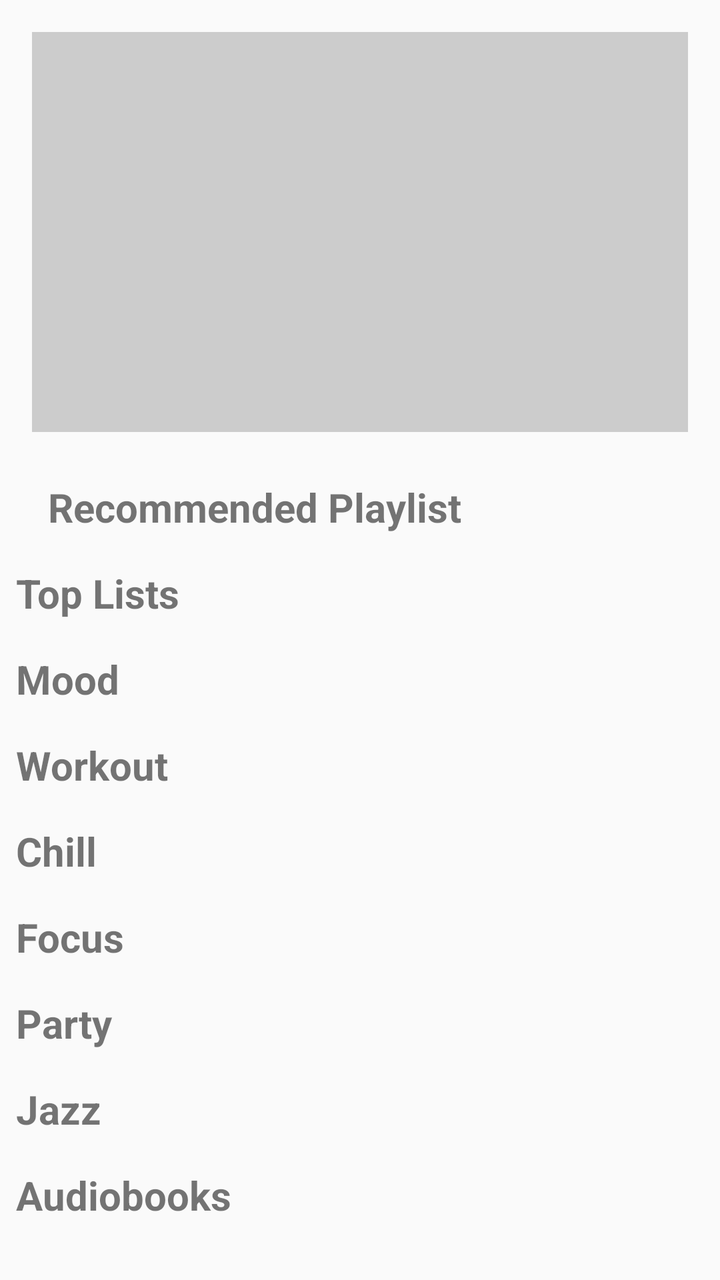
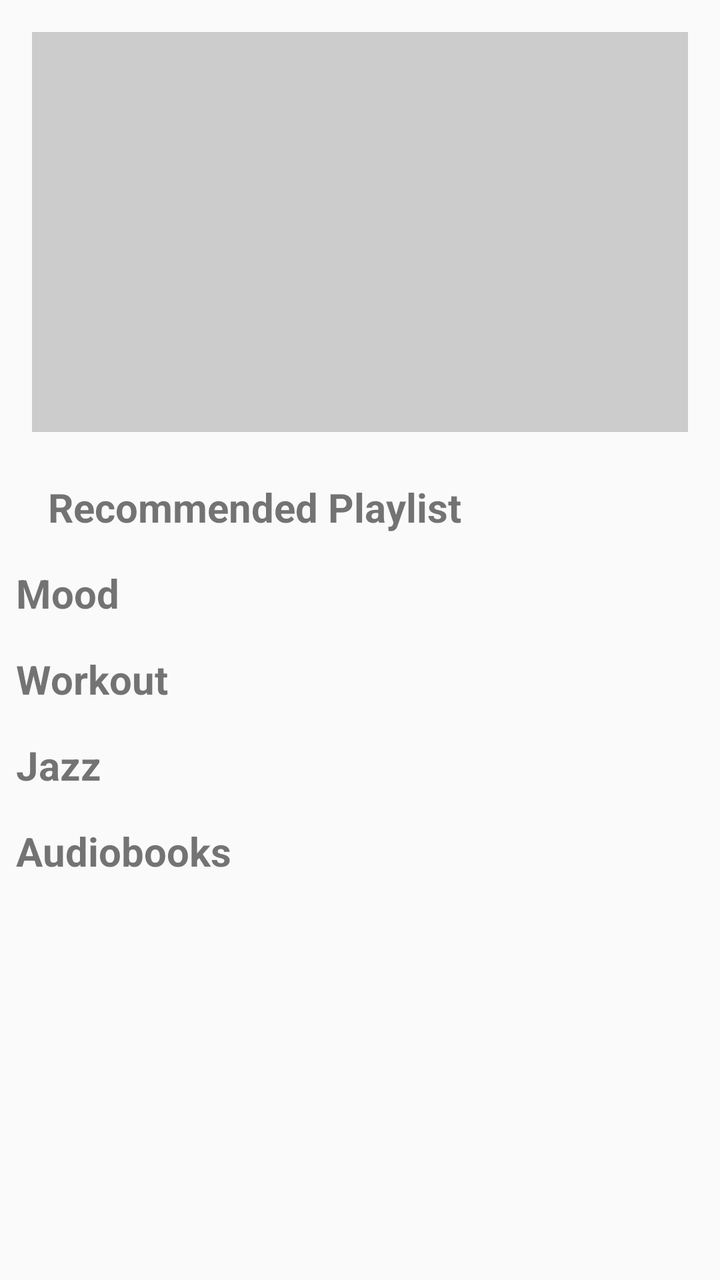

Screens rendered from an Android XML layout before and after an edit, with the pre-edit source and the edit as a unified diff.
<!-- AndroidManifest.xml: application theme Theme.ContextAwareMusicApp -->
<!-- res/layout/fragment_home.xml -->
<?xml version="1.0" encoding="utf-8"?>
<androidx.core.widget.NestedScrollView xmlns:android="http://schemas.android.com/apk/res/android"
    xmlns:app="http://schemas.android.com/apk/res-auto"
    xmlns:tools="http://schemas.android.com/tools"
    android:layout_width="match_parent"
    android:layout_height="match_parent"
    tools:context=".ui.home.HomeFragment">

    <LinearLayout
        android:layout_width="match_parent"
        android:layout_height="wrap_content"
        android:orientation="vertical">

        
        <ImageView
            android:id="@+id/recommended_playlist_cover"
            android:layout_width="match_parent"
            android:layout_height="200dp"
            android:layout_margin="16dp"
            android:scaleType="centerCrop"
            android:background="@drawable/placeholder_image" />

        <TextView
            android:id="@+id/recommended_playlist_title"
            android:layout_width="wrap_content"
            android:layout_height="wrap_content"
            android:layout_marginStart="16dp"
            android:text="Recommended Playlist"
            android:textSize="20sp"
            android:textStyle="bold"
            android:padding="8dp" />

        
        <TextView
            android:id="@+id/toplists_title"
            android:layout_width="wrap_content"
            android:layout_height="wrap_content"
            android:text="Top Lists"
            android:textSize="20sp"
            android:textStyle="bold"
            android:padding="8dp" />

        <androidx.recyclerview.widget.RecyclerView
            android:id="@+id/toplists_recycler_view"
            android:layout_width="match_parent"
            android:layout_height="wrap_content"
            android:orientation="horizontal" />

        
        <TextView
            android:id="@+id/mood_title"
            android:layout_width="wrap_content"
            android:layout_height="wrap_content"
            android:text="Mood"
            android:textSize="20sp"
            android:textStyle="bold"
            android:padding="8dp" />

        <androidx.recyclerview.widget.RecyclerView
            android:id="@+id/mood_recycler_view"
            android:layout_width="match_parent"
            android:layout_height="wrap_content"
            android:orientation="horizontal" />

        
        <TextView
            android:id="@+id/workout_title"
            android:layout_width="wrap_content"
            android:layout_height="wrap_content"
            android:text="Workout"
            android:textSize="20sp"
            android:textStyle="bold"
            android:padding="8dp" />

        <androidx.recyclerview.widget.RecyclerView
            android:id="@+id/workout_recycler_view"
            android:layout_width="match_parent"
            android:layout_height="wrap_content"
            android:orientation="horizontal" />

        
        <TextView
            android:id="@+id/chill_title"
            android:layout_width="wrap_content"
            android:layout_height="wrap_content"
            android:text="Chill"
            android:textSize="20sp"
            android:textStyle="bold"
            android:padding="8dp" />

        <androidx.recyclerview.widget.RecyclerView
            android:id="@+id/chill_recycler_view"
            android:layout_width="match_parent"
            android:layout_height="wrap_content"
            android:orientation="horizontal" />

        
        <TextView
            android:id="@+id/focus_title"
            android:layout_width="wrap_content"
            android:layout_height="wrap_content"
            android:text="Focus"
            android:textSize="20sp"
            android:textStyle="bold"
            android:padding="8dp" />

        <androidx.recyclerview.widget.RecyclerView
            android:id="@+id/focus_recycler_view"
            android:layout_width="match_parent"
            android:layout_height="wrap_content"
            android:orientation="horizontal" />

        
        <TextView
            android:id="@+id/party_title"
            android:layout_width="wrap_content"
            android:layout_height="wrap_content"
            android:text="Party"
            android:textSize="20sp"
            android:textStyle="bold"
            android:padding="8dp" />

        <androidx.recyclerview.widget.RecyclerView
            android:id="@+id/party_recycler_view"
            android:layout_width="match_parent"
            android:layout_height="wrap_content"
            android:orientation="horizontal" />

        
        <TextView
            android:id="@+id/jazz_title"
            android:layout_width="wrap_content"
            android:layout_height="wrap_content"
            android:text="Jazz"
            android:textSize="20sp"
            android:textStyle="bold"
            android:padding="8dp" />

        <androidx.recyclerview.widget.RecyclerView
            android:id="@+id/jazz_recycler_view"
            android:layout_width="match_parent"
            android:layout_height="wrap_content"
            android:orientation="horizontal" />

        
        <TextView
            android:id="@+id/audiobooks_title"
            android:layout_width="wrap_content"
            android:layout_height="wrap_content"
            android:text="Audiobooks"
            android:textSize="20sp"
            android:textStyle="bold"
            android:padding="8dp" />

        
        <androidx.recyclerview.widget.RecyclerView
            android:id="@+id/audiobooks_recycler_view"
            android:layout_width="match_parent"
            android:layout_height="wrap_content"
            android:orientation="horizontal" />
    </LinearLayout>
</androidx.core.widget.NestedScrollView>
<!-- resources referenced by this layout -->
<resources>
  <!-- drawable placeholder_image (drawable) -->
  <?xml version="1.0" encoding="utf-8"?>
  <shape xmlns:android="http://schemas.android.com/apk/res/android" android:shape="rectangle">
      <solid android:color="#CCCCCC" />
      <size android:width="50dp" android:height="50dp" />
  </shape>
  <style name="Theme.ContextAwareMusicApp" parent="Theme.AppCompat.Light.NoActionBar">
          <item name="colorPrimary">@color/purple_500</item>
          <item name="colorPrimaryDark">@color/purple_700</item>
          <item name="colorAccent">@color/teal_200</item>
          <item name="android:statusBarColor" tools:targetApi="lollipop">@android:color/transparent</item>
          <item name="android:windowLightStatusBar" tools:targetApi="m">true</item>
      </style>
  <color name="purple_500">#FF6200EE</color>
  <color name="purple_700">#FF3700B3</color>
  <color name="teal_200">#FF03DAC5</color>
</resources>

<!-- the commit's change to res/layout/fragment_home.xml (unified diff, before → after) -->
@@ -32,22 +32,6 @@
 
         
         <TextView
-            android:id="@+id/toplists_title"
-            android:layout_width="wrap_content"
-            android:layout_height="wrap_content"
-            android:text="Top Lists"
-            android:textSize="20sp"
-            android:textStyle="bold"
-            android:padding="8dp" />
-
-        <androidx.recyclerview.widget.RecyclerView
-            android:id="@+id/toplists_recycler_view"
-            android:layout_width="match_parent"
-            android:layout_height="wrap_content"
-            android:orientation="horizontal" />
-
-        
-        <TextView
             android:id="@+id/mood_title"
             android:layout_width="wrap_content"
             android:layout_height="wrap_content"
@@ -74,54 +58,6 @@
 
         <androidx.recyclerview.widget.RecyclerView
             android:id="@+id/workout_recycler_view"
-            android:layout_width="match_parent"
-            android:layout_height="wrap_content"
-            android:orientation="horizontal" />
-
-        
-        <TextView
-            android:id="@+id/chill_title"
-            android:layout_width="wrap_content"
-            android:layout_height="wrap_content"
-            android:text="Chill"
-            android:textSize="20sp"
-            android:textStyle="bold"
-            android:padding="8dp" />
-
-        <androidx.recyclerview.widget.RecyclerView
-            android:id="@+id/chill_recycler_view"
-            android:layout_width="match_parent"
-            android:layout_height="wrap_content"
-            android:orientation="horizontal" />
-
-        
-        <TextView
-            android:id="@+id/focus_title"
-            android:layout_width="wrap_content"
-            android:layout_height="wrap_content"
-            android:text="Focus"
-            android:textSize="20sp"
-            android:textStyle="bold"
-            android:padding="8dp" />
-
-        <androidx.recyclerview.widget.RecyclerView
-            android:id="@+id/focus_recycler_view"
-            android:layout_width="match_parent"
-            android:layout_height="wrap_content"
-            android:orientation="horizontal" />
-
-        
-        <TextView
-            android:id="@+id/party_title"
-            android:layout_width="wrap_content"
-            android:layout_height="wrap_content"
-            android:text="Party"
-            android:textSize="20sp"
-            android:textStyle="bold"
-            android:padding="8dp" />
-
-        <androidx.recyclerview.widget.RecyclerView
-            android:id="@+id/party_recycler_view"
             android:layout_width="match_parent"
             android:layout_height="wrap_content"
             android:orientation="horizontal" />
